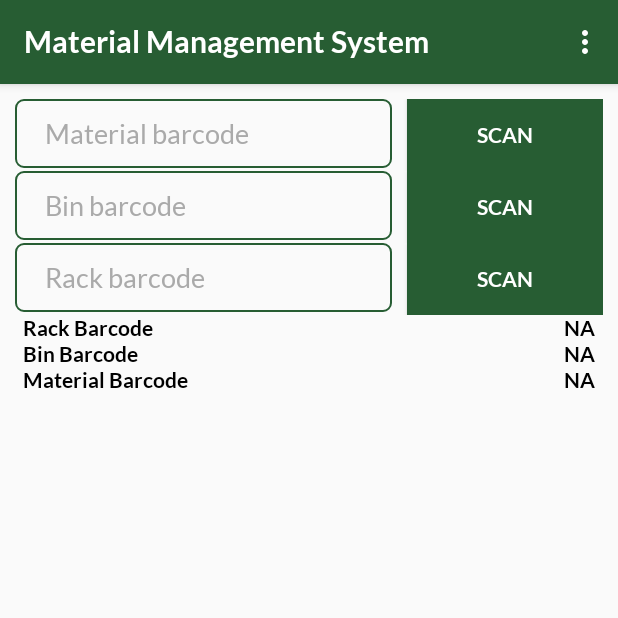
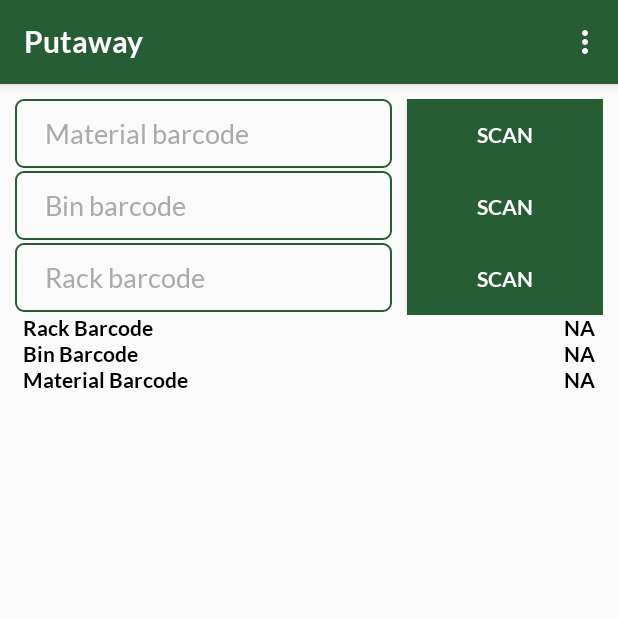
Before and after one commit to shwetahatwar/MRC-Logistics-HHT-APP, an Android app: the PutawayFragment screen opened through its navigation route, in the options menu, after a tap on "User Profile", on a phone screen of 412 x 824 dp, the top half of it. Run offline under Robolectric (Android 15) with nearby library versions, the phone set to English and light mode, and no system bars; our stand-ins replace RxJava; libraries missing offline, so code that uses them is left out: es.dmoral.toasty, io.github.pierry.progress; network calls fail; 6 statements that could not run were skipped.

Commit message:
Putaway API calling Only not display on device screen

```diff
--- a/app/src/main/java/com/briot/balmerlawrie/implementor/repository/remote/RemoteRepository.kt
+++ b/app/src/main/java/com/briot/balmerlawrie/implementor/repository/remote/RemoteRepository.kt
@@ -3,7 +3,7 @@ package com.briot.balmerlawrie.implementor.repository.remote
 import com.briot.balmerlawrie.implementor.RetrofitHelper
 import io.reactivex.android.schedulers.AndroidSchedulers
 import io.reactivex.schedulers.Schedulers
-import java.util.*
+import kotlin.reflect.KFunction1
 
 class RemoteRepository {
     companion object {
@@ -87,4 +87,12 @@ class RemoteRepository {
     }
 
 
+    fun getPutaway(status: String, handleResponse: KFunction1<Array<PutawayItems?>, Unit>, handleError: (Throwable) -> Unit) {
+        RetrofitHelper.retrofit.create(ApiInterface::class.java)
+                .getPutaway(status)
+                .subscribeOn(Schedulers.io())
+                .observeOn(AndroidSchedulers.mainThread())
+                .subscribe(handleResponse, handleError)
+    }
+
 }
--- a/app/src/main/java/com/briot/balmerlawrie/implementor/ui/main/PutawayFragment.kt
+++ b/app/src/main/java/com/briot/balmerlawrie/implementor/ui/main/PutawayFragment.kt
@@ -1,15 +1,32 @@
 package com.briot.balmerlawrie.implementor.ui.main
 
+import android.content.ContentValues.TAG
 import androidx.lifecycle.ViewModelProviders
 import android.os.Bundle
+import android.util.Log
+import android.view.KeyEvent
 import androidx.fragment.app.Fragment
 import android.view.LayoutInflater
 import android.view.View
 import android.view.ViewGroup
+import android.view.inputmethod.EditorInfo
+import android.widget.TextView
+import androidx.appcompat.app.AppCompatActivity
+import androidx.lifecycle.LiveData
+import androidx.lifecycle.Observer
 import androidx.navigation.Navigation
+import androidx.recyclerview.widget.LinearLayoutManager
+import androidx.recyclerview.widget.RecyclerView
 
 import com.briot.balmerlawrie.implementor.R
+import com.briot.balmerlawrie.implementor.UiHelper
+import com.briot.balmerlawrie.implementor.repository.remote.DispatchSlipItem
+import com.briot.balmerlawrie.implementor.repository.remote.PutawayItems
+import com.briot.balmerlawrie.implementor.ui.main.SimplePutawayItemAdapter.ViewHolder
+import io.github.pierry.progress.Progress
+import kotlinx.android.synthetic.main.dispatch_picking_list_fragment.*
 import kotlinx.android.synthetic.main.home_fragment.*
+import kotlinx.android.synthetic.main.putaway_fragment.*
 
 class PutawayFragment : Fragment() {
 
@@ -18,10 +35,16 @@ class PutawayFragment : Fragment() {
     }
 
     private lateinit var viewModel: PutawayViewModel
+    private var progress: Progress? = null
+    private var oldPutawayItems: Array<PutawayItems?>? = null
+    lateinit var recyclerView: RecyclerView
 
     override fun onCreateView(inflater: LayoutInflater, container: ViewGroup?,
                               savedInstanceState: Bundle?): View? {
-        return inflater.inflate(R.layout.putaway_fragment, container, false)
+        val rootView = inflater.inflate(R.layout.putaway_fragment, container, false)
+        this.recyclerView = rootView.findViewById(R.id.putawayItems)
+        recyclerView.layoutManager = LinearLayoutManager(this.activity)
+        return rootView
     }
 
     override fun onActivityCreated(savedInstanceState: Bundle?) {
@@ -29,6 +52,98 @@ class PutawayFragment : Fragment() {
         viewModel = ViewModelProviders.of(this).get(PutawayViewModel::class.java)
         // TODO: Use the ViewModel
 
+        (this.activity as AppCompatActivity).setTitle("Putaway")
+
+        if (this.arguments != null) {
+            viewModel.rackBarcodeSerial = this.arguments!!.getString("rackBarcodeSerial")
+            viewModel.binBarcodeSerial = this.arguments!!.getString("binBarcodeSerial")
+            viewModel.materialBarcodeSerial = this.arguments!!.getString("materialBarcodeSerial")
+
+        }
+        recyclerView.adapter = SimplePutawayItemAdapter(recyclerView, viewModel.putawayItems)
+        viewModel.putawayItems.observe(viewLifecycleOwner, Observer<Array<PutawayItems?>> {
+            if (it != null) {
+                UiHelper.hideProgress(this.progress)
+                this.progress = null
+
+                if (viewModel.putawayItems.value.orEmpty().isNotEmpty() && viewModel.putawayItems.value?.first() == null) {
+                    UiHelper.showSomethingWentWrongSnackbarMessage(this.activity as AppCompatActivity)
+                } else if (it != oldPutawayItems) {
+                    putawayItems.adapter?.notifyDataSetChanged()
+                }
+            }
+
+            oldPutawayItems = viewModel.putawayItems.value
+        })
+
+        viewModel.networkError.observe(viewLifecycleOwner, Observer<Boolean> {
+            if (it == true) {
+                UiHelper.hideProgress(this.progress)
+                this.progress = null
+
+                UiHelper.showNoInternetSnackbarMessage(this.activity as AppCompatActivity)
+            }
+        })
+
+        putaway_materialBarcode.setOnEditorActionListener { _, i, keyEvent ->
+            var handled = false
+            if (keyEvent == null) {
+                Log.d("putaway: ", "event is null")
+            } else if ((putaway_materialBarcode.text != null && putaway_materialBarcode.text!!.isNotEmpty()) && i == EditorInfo.IME_ACTION_DONE || ((keyEvent.keyCode == KeyEvent.KEYCODE_ENTER || keyEvent.keyCode == KeyEvent.KEYCODE_TAB) && keyEvent.action == KeyEvent.ACTION_DOWN)) {
+                this.progress = UiHelper.showProgressIndicator(this.activity as AppCompatActivity, "Please wait")
+                UiHelper.hideProgress(this.progress)
+                this.progress = null
+                handled = true
+            }
+            handled
+        }
+        this.progress = UiHelper.showProgressIndicator(activity!!, "Putaway Items")
+        viewModel.loadPutawayItems("In progress")
+
     }
 
 }
+open class SimplePutawayItemAdapter(private val recyclerView: androidx.recyclerview.widget.RecyclerView, private val putawayItems: LiveData<Array<PutawayItems?>>) : androidx.recyclerview.widget.RecyclerView.Adapter<ViewHolder>() {
+
+    override fun onCreateViewHolder(parent: ViewGroup, viewType: Int): ViewHolder {
+        val itemView = LayoutInflater.from(parent.context)
+                .inflate(R.layout.dispatch_slip_item_row, parent, false)
+
+        return ViewHolder(itemView)
+    }
+
+    override fun onBindViewHolder(holder: ViewHolder, position: Int) {
+        holder.bind()
+
+        val putawayItems = putawayItems.value!![position]!!
+        holder.itemView.setOnClickListener{
+
+        }
+    }
+
+    override fun getItemCount(): Int {
+        return putawayItems.value?.size ?: 0
+    }
+
+
+    open inner class ViewHolder(itemView: View) : androidx.recyclerview.widget.RecyclerView.ViewHolder(itemView) {
+        protected val rackBarcodeSerial: TextView
+        protected val binBarcodeSerial: TextView
+        protected val materialBarcodeSerial: TextView
+
+        init {
+            rackBarcodeSerial = itemView.findViewById(R.id.rack_barcode)
+            binBarcodeSerial = itemView.findViewById(R.id.bin_barcode)
+            materialBarcodeSerial = itemView.findViewById(R.id.material_barcode)
+        }
+
+        fun bind() {
+            val putawayItems = putawayItems.value!![adapterPosition]!!
+            Log.d(TAG, ">>>>>>>>>>>>>>>>>" + putawayItems.toString())
+
+            rackBarcodeSerial.text = putawayItems.rackBarcodeSerial
+            binBarcodeSerial.text = putawayItems.binBarcodeSerial
+            materialBarcodeSerial.text = putawayItems.materialBarcodeSerial
+        }
+    }
+}
--- a/app/src/main/java/com/briot/balmerlawrie/implementor/ui/main/PutawayViewModel.kt
+++ b/app/src/main/java/com/briot/balmerlawrie/implementor/ui/main/PutawayViewModel.kt
@@ -1,7 +1,48 @@
 package com.briot.balmerlawrie.implementor.ui.main
 
+import android.util.Log
+import androidx.lifecycle.LiveData
+import androidx.lifecycle.MutableLiveData
 import androidx.lifecycle.ViewModel
+import com.briot.balmerlawrie.implementor.UiHelper
+import com.briot.balmerlawrie.implementor.repository.remote.DispatchSlipItem
+import com.briot.balmerlawrie.implementor.repository.remote.PutawayItems
+import com.briot.balmerlawrie.implementor.repository.remote.RemoteRepository
 
 class PutawayViewModel : ViewModel() {
     // TODO: Implement the ViewModel
+
+    var rackBarcodeSerial: String? = ""
+    var binBarcodeSerial: String? = ""
+    var materialBarcodeSerial: String? = ""
+
+    val TAG = "PutawayViewModel"
+
+    val networkError: LiveData<Boolean> = MutableLiveData()
+    val putawayItems: LiveData<Array<PutawayItems?>> = MutableLiveData()
+    val invalidPutawayItems: Array<PutawayItems?> = arrayOf(null)
+
+    fun loadPutawayItems(status: String) {
+        (networkError as MutableLiveData<Boolean>).value = false
+        (this.putawayItems as MutableLiveData<Array<PutawayItems?>>).value = emptyArray()
+
+        RemoteRepository.singleInstance.getPutaway(status, this::handlePutawayItemsResponse, this::handlePutawayItemsError)
+    }
+
+    private fun handlePutawayItemsResponse(putawayItems: Array<PutawayItems?>) {
+        Log.d(TAG, "successful dispatch picking items details" + putawayItems.toString())
+       // (this.putawayItems as MutableLiveData<Array<PutawayItems?>>).value = putawayItems
+
+    }
+
+    private fun handlePutawayItemsError(error: Throwable) {
+     //   Log.d(TAG, error.localizedMessage)
+
+        if (UiHelper.isNetworkError(error)) {
+            (networkError as MutableLiveData<Boolean>).value = true
+        } else {
+            (this.putawayItems as MutableLiveData<Array<PutawayItems?>>).value = invalidPutawayItems
+        }
+    }
+
 }
--- a/app/src/main/res/layout/dispatch_slip_loading_fragment.xml
+++ b/app/src/main/res/layout/dispatch_slip_loading_fragment.xml
@@ -46,6 +46,7 @@
                 android:text="@string/Scan" />
 
         </LinearLayout>
+
 
         <LinearLayout
             android:layout_width="match_parent"
--- a/app/src/main/res/layout/home_fragment.xml
+++ b/app/src/main/res/layout/home_fragment.xml
@@ -43,6 +43,7 @@
                     android:layout_width="wrap_content"
                     android:layout_height="wrap_content"
                     android:layout_gravity="right"
+                    android:paddingLeft="80dp"
                     android:layout_weight="1"
                     />
 
--- a/app/src/main/res/layout/putaway_fragment.xml
+++ b/app/src/main/res/layout/putaway_fragment.xml
@@ -180,5 +180,13 @@
                 android:textAlignment="textEnd"
                 android:textStyle="bold" />
         </LinearLayout>
+
+        <androidx.recyclerview.widget.RecyclerView
+            android:id="@+id/putawayItems"
+            android:layout_width="match_parent"
+            android:layout_height="match_parent"
+            android:paddingTop="10dp">
+
+        </androidx.recyclerview.widget.RecyclerView>
     </LinearLayout>
 </LinearLayout>
```
Also changed, not shown: app/src/main/java/com/briot/balmerlawrie/implementor/repository/remote/ApiInterface.kt (+23 -16 lines).
